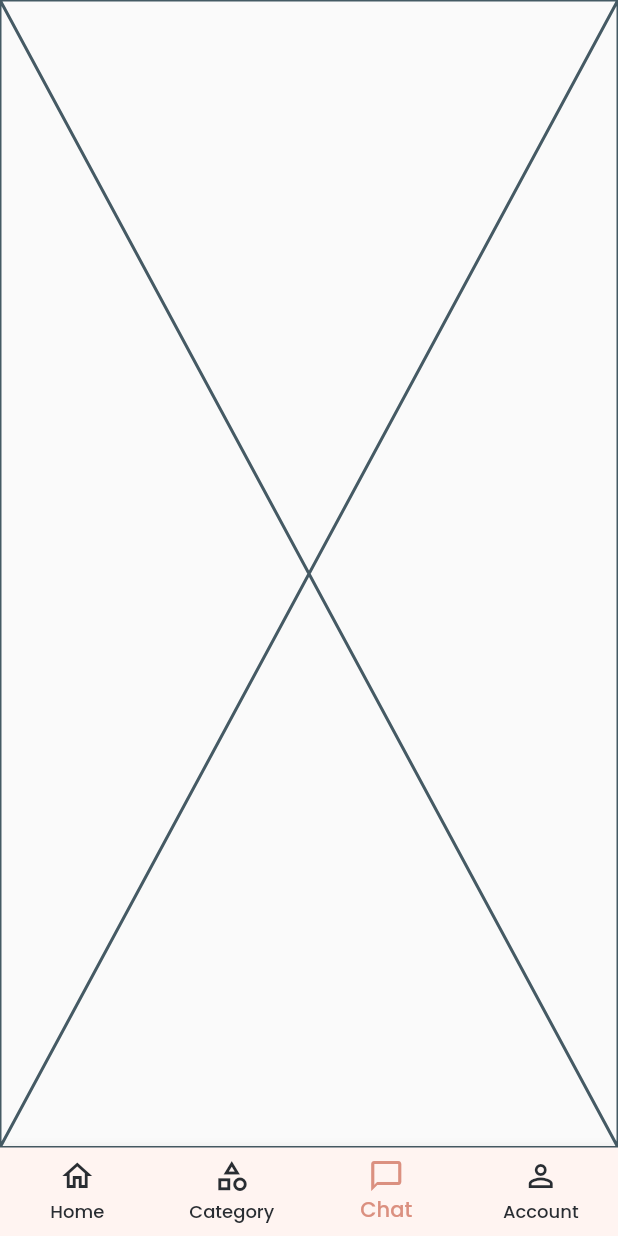
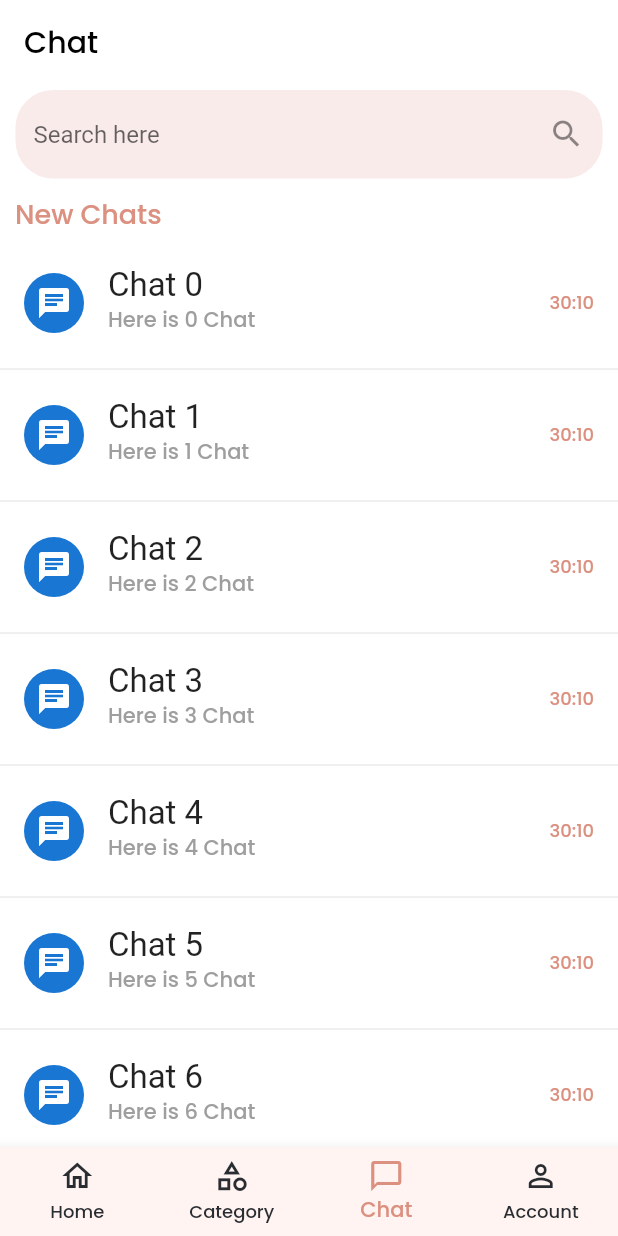
Before and after one commit to muhammadarslanapax/HomeGulam, a Flutter app: the screen it shows after launch, item 3 of the bottom bar chosen, on a phone screen of 412 x 824 dp. Run offline on Flutter 3.47's test engine with Material 2 defaults, Android fonts, the light colour scheme and no system bars; our stand-ins replace another_flushbar, dropdown_button2, flutter_rating_bar, flutter_svg, fluttertoast, google_fonts and 1 more; missing offline and left inert: awesome_icons; network calls fail; project files that could hold a hidden picture were left out.

Commit message:
chat page

```diff
--- a/lib/main.dart
+++ b/lib/main.dart
@@ -1,7 +1,6 @@
 import 'package:ecommerce_app/res/color.dart';
 import 'package:ecommerce_app/utils/routes/route_handler.dart' as Routes;
 import 'package:ecommerce_app/utils/routes/routes_name.dart';
-import 'package:ecommerce_app/view/agreementPage.dart';
 import 'package:ecommerce_app/view/agreementPage.dart';
 import 'package:flutter/material.dart';
 import 'package:google_fonts/google_fonts.dart';
--- a/lib/res/components/custom_appbar.dart
+++ b/lib/res/components/custom_appbar.dart
@@ -8,11 +8,11 @@ class CustomAppBar extends StatelessWidget {
   final String text ;
   final Color txtcolor;
   final IconData?  iconData ;
-
+  final bool centerTitle;
 
 
   const CustomAppBar({
-    super.key, required this.text, required this.txtcolor,  this.iconData,
+    super.key, this.text ="", this.txtcolor = Colors.black38,  this.iconData,this.centerTitle =true
   });
 
   @override
@@ -27,14 +27,22 @@ class CustomAppBar extends StatelessWidget {
             fontWeight: FontWeight.w500,
             color: txtcolor),
       ),
-      centerTitle: true,
-      leading: IconButton(
-        onPressed: () {},
-        icon: Icon(
-          iconData,
-          color: AppColors.blackColor,
-        ),
-      ),
+      centerTitle: centerTitle,
+      leading: (() {
+        if(centerTitle){
+          IconButton(
+            onPressed: () {},
+            icon: Icon(
+              iconData,
+              color: AppColors.blackColor,
+            ),
+          );
+        }
+        else{
+          null;
+        }
+      }())
+
     );
   }
 }
--- a/lib/res/constants/styles.dart
+++ b/lib/res/constants/styles.dart
@@ -10,8 +10,8 @@ class Styles{
     return OutlineInputBorder(borderRadius: BorderRadius.circular(8),
       borderSide: BorderSide.none);}
 
-  TextStyle txtFormTitleStyle({required Color color}){
-    return GoogleFonts.poppins(fontSize: 16,
+  TextStyle txtFormTitleStyle({required Color color, fontSize =16}){
+    return GoogleFonts.poppins(fontSize: fontSize,
         color: color,fontWeight: FontWeight.w500);
   }
 
--- a/lib/utils/routes/route_handler.dart
+++ b/lib/utils/routes/route_handler.dart
@@ -5,6 +5,8 @@ import 'package:ecommerce_app/view/home/account/profile_page.dart';
 import 'package:ecommerce_app/view/home/category/booking_page.dart';
 import 'package:ecommerce_app/view/home/category/oppoointment.dart';
 import 'package:ecommerce_app/view/home/category/reviews.dart';
+import 'package:ecommerce_app/view/home/chat/chatHomePage.dart';
+import 'package:ecommerce_app/view/home/chat/mianChatPage.dart';
 import 'package:ecommerce_app/view/home/home_page.dart';
 import 'package:ecommerce_app/view/introduction_page.dart';
 import 'package:ecommerce_app/view/location/location_page.dart';
@@ -72,6 +74,12 @@ Route<dynamic> generateRoutes(RouteSettings settings) {
       return MaterialPageRoute(builder: (context) => const FavouritePage());
     case RoutesName.cardPage:
       return MaterialPageRoute(builder: (context) => const CardPage());
+    case RoutesName.chatHomePage:
+      return MaterialPageRoute(builder: (context) => const ChatHomePage());
+    case RoutesName.mainChatPage:
+      return MaterialPageRoute(builder: (context) => const MainChatPage());
+
+
     default:
       throw ('This route name does not exit');
   }
--- a/lib/utils/routes/routes_name.dart
+++ b/lib/utils/routes/routes_name.dart
@@ -19,5 +19,7 @@ abstract class RoutesName{
   static const String profilePage = 'profile';
   static const String favouritePage = 'Favourite';
   static const String cardPage = 'card';
+  static const String chatHomePage = 'chatPage';
+  static const String mainChatPage = 'mainChatPage';
 
 }
--- /dev/null
+++ b/lib/view/home/chat/chatHomePage.dart
@@ -0,0 +1,94 @@
+import 'package:ecommerce_app/res/color.dart';
+import 'package:ecommerce_app/res/components/custom_appbar.dart';
+import 'package:ecommerce_app/res/constants/styles.dart';
+import 'package:flutter/material.dart';
+import 'package:flutter_svg/flutter_svg.dart';
+import 'package:intl/intl.dart';
+
+class ChatHomePage extends StatefulWidget {
+  const ChatHomePage({Key? key}) : super(key: key);
+
+  @override
+  State<ChatHomePage> createState() => _ChatHomePageState();
+}
+
+class _ChatHomePageState extends State<ChatHomePage> {
+
+  final currentTime = DateTime.now();
+
+  @override
+  Widget build(BuildContext context) {
+    return SafeArea(
+        child: Scaffold(
+      backgroundColor: AppColors.whiteColor,
+      appBar: PreferredSize(
+          preferredSize: const Size.fromHeight(60),
+          child: CustomAppBar(
+              text: "Chat",
+              txtcolor: AppColors.blackColor,
+              centerTitle: false)),
+
+
+      body: Column(
+        children: <Widget>[
+
+          Expanded(flex: 0,
+            child: Column(
+              children: [
+                Container(
+                    width: (MediaQuery.of(context).size.width) * .95,
+                    child: TextFormField(
+                      decoration: InputDecoration(
+                        border: OutlineInputBorder(
+                            borderSide: BorderSide.none,
+                            borderRadius: BorderRadius.circular(25)
+
+                        ),
+                        filled: true,
+                        fillColor: AppColors.textFieldBgColor,
+                        suffixIcon: const Icon(Icons.search),
+                        hintText: 'Search here',
+                      ),
+                    )),
+
+
+                Container(
+                  margin: const EdgeInsets.symmetric(vertical: 10, horizontal: 10),
+                  alignment: Alignment.centerLeft,
+                  child: Text("New Chats",
+                      style: Styles().txtFormTitleStyle(
+                          color: AppColors.primaryTextColor, fontSize: 18.0)),
+                ),
+              ],
+            ),
+          ),
+
+          Expanded(
+            child: ListView.builder(
+              itemCount: 10,
+              itemBuilder: (context, index) {
+              return Column(
+                  children: <Widget>[
+                  ListTile(
+                    leading: const CircleAvatar(
+                      child: Icon(Icons.chat)),
+                    title: Text('Chat $index', style: TextStyle(fontSize: 22)),
+                    subtitle: Text("Here is $index Chat",style: TextStyle(fontSize: 14,color: AppColors.dim2TextColor)),
+                    trailing: Text("${DateTime.now().minute}:${DateTime.now().hour}",
+                        style: TextStyle(fontSize: 12,color: AppColors.primaryTextColor,)),
+                  ),
+
+               Divider(), // Horizontal Divider Line
+              ],
+              );
+
+            },
+            ),
+            ),
+
+
+        ],
+      ),
+    ));
+  }
+}
--- a/lib/view/home/chat/chat_app.dart
+++ /dev/null
@@ -1,10 +0,0 @@
-import 'package:flutter/cupertino.dart';
-
-class Chat extends StatelessWidget {
-  const Chat({Key? key}) : super(key: key);
-
-  @override
-  Widget build(BuildContext context) {
-    return const Placeholder();
-  }
-}
--- a/lib/view/home/home_page.dart
+++ b/lib/view/home/home_page.dart
@@ -6,7 +6,7 @@ import 'package:flutter_svg/svg.dart';
 import '../../res/constants/constants.dart' as Constants;
 import 'account/account_page.dart';
 import 'category/category_page.dart';
-import 'chat/chat_app.dart';
+import 'chat/chatHomePage.dart';
 import 'home/home_page1.dart';
 
 class HomePage extends StatefulWidget {
@@ -18,7 +18,7 @@ class HomePage extends StatefulWidget {
 
 class _HomePageState extends State<HomePage> {
   int _index = 0;
-  final List screens = const [Home(), Category(), Chat(),Account()];
+  final List screens = const [Home(), Category(), ChatHomePage(),Account()];
 
   void _onItemTapped(int index) {
     setState(() {
--- a/pubspec.yaml
+++ b/pubspec.yaml
@@ -37,6 +37,7 @@ dependencies:
   cupertino_icons: ^1.0.2
   http: ^0.13.5
   provider: ^6.0.5
+  path_provider: ^2.0.11
   awesome_icons: ^1.1.0
   carousel_slider: ^4.2.1
   font_awesome_flutter: ^10.4.0
@@ -48,6 +49,8 @@ dependencies:
   google_fonts: ^4.0.4
   pin_code_fields: ^7.4.0
   flutter_rating_bar: ^4.0.1
+  intl: ^0.17.0
+
 
 
 
```
Also changed, not shown: lib/view/home/chat/mianChatPage.dart (added, +74 -0 lines), assets/icons/ic_call.png (added), pubspec.lock.
